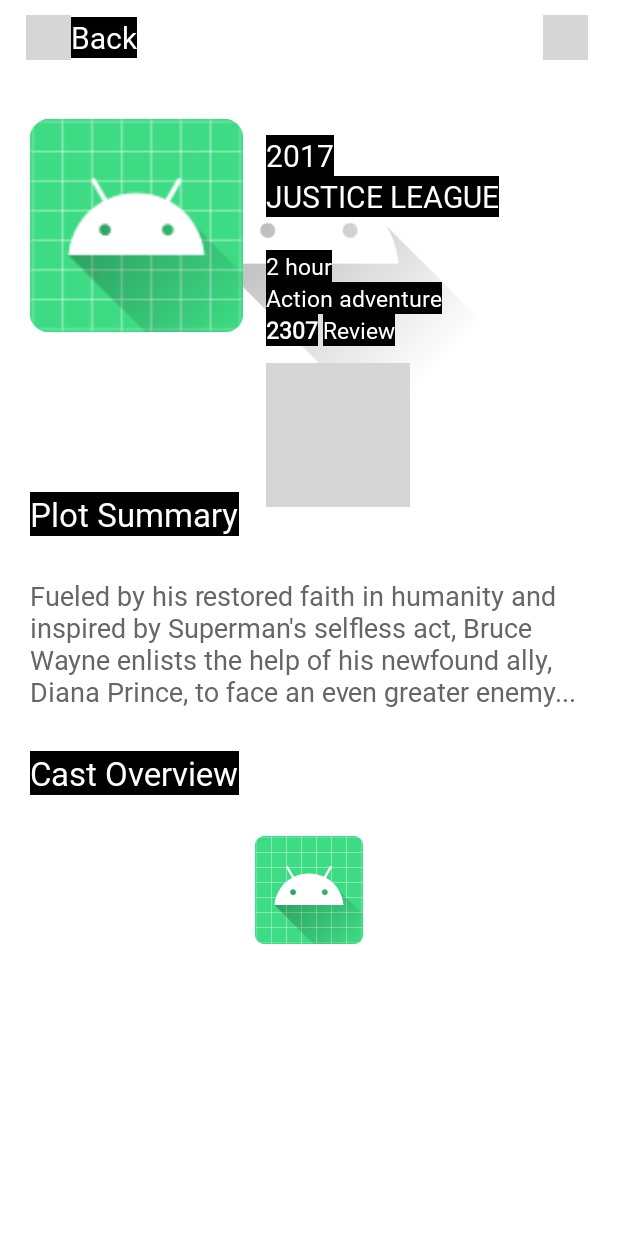
After one commit to Crystal-Technologies-Ltd/delloite-challenge, an Android app: the layout fragment_movies_detail.xml on its own in the app's theme, with its tools: preview values and no code run, on a phone screen of 412 x 824 dp. The commit adds this screen. Run offline under Robolectric (Android 15) with nearby library versions, the phone set to English and light mode, and no system bars; grey boxes are pictures that could not be loaded.

Commit message:
progress - Movie detail UI, movie detail fragment

```diff
--- a/app/src/main/java/com/giang/delloitechallenge/moviedetail/MovieDetailFragment.kt
+++ b/app/src/main/java/com/giang/delloitechallenge/moviedetail/MovieDetailFragment.kt
@@ -1 +1,13 @@
 package com.giang.delloitechallenge.moviedetail
+
+import android.os.Bundle
+import android.view.View
+import androidx.fragment.app.Fragment
+import com.giang.delloitechallenge.R
+
+class MovieDetailFragment : Fragment(R.layout.fragment_movies_detail) {
+
+  override fun onViewCreated(view: View, savedInstanceState: Bundle?) {
+    super.onViewCreated(view, savedInstanceState)
+  }
+}
--- a/app/src/main/res/layout/activity_main.xml
+++ b/app/src/main/res/layout/activity_main.xml
@@ -2,7 +2,8 @@
 <androidx.constraintlayout.widget.ConstraintLayout xmlns:android="http://schemas.android.com/apk/res/android"
   xmlns:app="http://schemas.android.com/apk/res-auto"
   android:layout_width="match_parent"
-  android:layout_height="match_parent">
+  android:layout_height="match_parent"
+  >
 
   <androidx.appcompat.widget.AppCompatTextView
     android:id="@+id/activity_tv_title"
--- /dev/null
+++ b/app/src/main/res/layout/fragment_movies_detail.xml
@@ -0,0 +1,235 @@
+<?xml version="1.0" encoding="utf-8"?>
+<androidx.constraintlayout.widget.ConstraintLayout xmlns:android="http://schemas.android.com/apk/res/android"
+  xmlns:app="http://schemas.android.com/apk/res-auto"
+  xmlns:tools="http://schemas.android.com/tools"
+  android:layout_width="match_parent"
+  android:layout_height="match_parent">
+
+  <ImageView
+    android:id="@+id/movieDetails_imv_back"
+    android:layout_width="30dp"
+    android:layout_height="30dp"
+    android:layout_marginStart="17dp"
+    android:layout_marginTop="10dp"
+    android:scaleType="centerInside"
+    android:src="@drawable/ic_back"
+    app:layout_constraintStart_toStartOf="parent"
+    app:layout_constraintTop_toTopOf="parent"
+    tools:background="@color/black" />
+
+  <androidx.appcompat.widget.AppCompatTextView
+    android:id="@+id/movieDetails_tv_back"
+    android:layout_width="wrap_content"
+    android:layout_height="wrap_content"
+    android:fontFamily="@font/sf_pro_display_light"
+    android:text="@string/back"
+    android:textColor="@color/white"
+    android:textSize="20sp"
+    app:layout_constraintBottom_toBottomOf="@+id/movieDetails_imv_back"
+    app:layout_constraintStart_toEndOf="@+id/movieDetails_imv_back"
+    app:layout_constraintTop_toTopOf="@+id/movieDetails_imv_back"
+    tools:background="@color/black" />
+
+  <ImageView
+    android:id="@+id/movieDetails_imv_share"
+    android:layout_width="30dp"
+    android:layout_height="30dp"
+    android:layout_marginTop="10dp"
+    android:layout_marginEnd="20dp"
+    android:src="@drawable/ic_share"
+    app:layout_constraintEnd_toEndOf="parent"
+    app:layout_constraintTop_toTopOf="parent"
+    tools:background="@color/black" />
+
+  <ImageView
+    android:id="@+id/movieDetails_imv_poster"
+    android:layout_width="match_parent"
+    android:layout_height="280dp"
+    android:layout_marginTop="10dp"
+    android:src="@drawable/ic_launcher_foreground"
+    app:layout_constraintEnd_toEndOf="parent"
+    app:layout_constraintStart_toStartOf="parent"
+    app:layout_constraintTop_toTopOf="parent" />
+
+  <ImageView
+    android:id="@+id/movieDetails_imv_avatar"
+    android:layout_width="142dp"
+    android:layout_height="214dp"
+    android:layout_marginStart="20dp"
+    android:src="@mipmap/ic_launcher"
+    app:layout_constraintBottom_toBottomOf="@+id/movieDetails_imv_poster"
+    app:layout_constraintStart_toStartOf="parent"
+    app:layout_constraintTop_toTopOf="@+id/movieDetails_imv_poster" />
+
+  <TextView
+    android:id="@+id/movieDetails_tv_year"
+    android:layout_width="wrap_content"
+    android:layout_height="wrap_content"
+    android:layout_marginStart="15dp"
+    android:fontFamily="@font/helveticaneue"
+    android:text="2017"
+    android:textColor="@color/white"
+    android:textSize="20sp"
+    app:layout_constraintBottom_toBottomOf="@+id/movieDetails_imv_avatar"
+    app:layout_constraintStart_toEndOf="@+id/movieDetails_imv_avatar"
+    app:layout_constraintTop_toTopOf="@+id/movieDetails_imv_avatar"
+    app:layout_constraintVertical_bias="0.25"
+    tools:background="@color/black" />
+
+  <TextView
+    android:id="@+id/movieDetails_tv_title"
+    android:layout_width="wrap_content"
+    android:layout_height="wrap_content"
+    android:layout_marginStart="15dp"
+    android:fontFamily="@font/helveticaneue"
+    android:text="justice league"
+    android:textAllCaps="true"
+    android:textColor="@color/white"
+    android:textSize="20sp"
+
+    app:layout_constraintStart_toEndOf="@+id/movieDetails_imv_avatar"
+    app:layout_constraintTop_toBottomOf="@+id/movieDetails_tv_year"
+    tools:background="@color/black" />
+
+  <TextView
+    android:id="@+id/movieDetails_tv_duration"
+    android:layout_width="wrap_content"
+    android:layout_height="wrap_content"
+    android:layout_marginStart="15dp"
+    android:layout_marginTop="22dp"
+    android:fontFamily="@font/helveticaneue"
+    android:text="2 hour"
+    android:textColor="@color/white"
+    android:textSize="15sp"
+    app:layout_constraintStart_toEndOf="@+id/movieDetails_imv_avatar"
+    app:layout_constraintTop_toBottomOf="@+id/movieDetails_tv_title"
+    tools:background="@color/black" />
+
+  <TextView
+    android:id="@+id/movieDetails_tv_type"
+    android:layout_width="wrap_content"
+    android:layout_height="wrap_content"
+    android:layout_marginStart="15dp"
+    android:fontFamily="@font/helveticaneue"
+    android:text="Action adventure"
+    android:textColor="@color/white"
+    android:textSize="15sp"
+    app:layout_constraintStart_toEndOf="@+id/movieDetails_imv_avatar"
+    app:layout_constraintTop_toBottomOf="@+id/movieDetails_tv_duration"
+    tools:background="@color/black" />
+
+  <TextView
+    android:id="@+id/movieDetails_tv_numberReview"
+    android:layout_width="wrap_content"
+    android:layout_height="wrap_content"
+    android:layout_marginStart="15dp"
+    android:fontFamily="@font/helveticaneue"
+    android:text="2307"
+    android:textColor="@color/white"
+    android:textSize="15sp"
+    android:textStyle="bold"
+    app:layout_constraintStart_toEndOf="@+id/movieDetails_imv_avatar"
+    app:layout_constraintTop_toBottomOf="@+id/movieDetails_tv_type"
+    tools:background="@color/black" />
+
+  <TextView
+    android:id="@+id/movieDetails_tv_review"
+    android:layout_width="wrap_content"
+    android:layout_height="wrap_content"
+    android:layout_marginStart="3dp"
+    android:fontFamily="@font/helveticaneue"
+    android:text="Review"
+    android:textColor="@color/white"
+    android:textSize="15sp"
+    app:layout_constraintStart_toEndOf="@+id/movieDetails_tv_numberReview"
+    app:layout_constraintTop_toBottomOf="@+id/movieDetails_tv_type"
+    tools:background="@color/black" />
+
+  <ImageView
+    android:id="@+id/movieDetails_imv_upIcon"
+    android:layout_width="wrap_content"
+    android:layout_height="wrap_content"
+    android:layout_marginTop="11dp"
+    android:fontFamily="@font/helveticaneue"
+    android:src="@drawable/ic_polygon"
+    android:text="Review"
+    android:textColor="@color/white"
+    android:textSize="15sp"
+    app:layout_constraintStart_toStartOf="@+id/movieDetails_tv_numberReview"
+    app:layout_constraintTop_toBottomOf="@+id/movieDetails_tv_review"
+    tools:background="@color/black" />
+
+  <TextView
+    android:id="@+id/movieDetails_tv_uppoint"
+    android:layout_width="wrap_content"
+    android:layout_height="wrap_content"
+    android:layout_marginStart="3dp"
+    android:fontFamily="@font/helveticaneue"
+    android:text="9"
+    android:textColor="@color/white"
+    android:textSize="15sp"
+    app:layout_constraintBottom_toBottomOf="@+id/movieDetails_imv_upIcon"
+    app:layout_constraintStart_toEndOf="@+id/movieDetails_tv_numberReview"
+    app:layout_constraintTop_toTopOf="@+id/movieDetails_imv_upIcon"
+    tools:background="@color/black" />
+
+  <TextView
+    android:id="@+id/movieDetails_tv_plotSumaryTitle"
+    android:layout_width="wrap_content"
+    android:layout_height="wrap_content"
+    android:layout_marginStart="20dp"
+    android:layout_marginTop="27dp"
+    android:fontFamily="@font/helveticaneue"
+    android:text="Plot Summary"
+    android:textColor="@color/white"
+    android:textSize="22sp"
+    app:layout_constraintStart_toStartOf="parent"
+    app:layout_constraintTop_toBottomOf="@+id/movieDetails_tv_uppoint"
+    tools:background="@color/black" />
+
+  <TextView
+    android:id="@+id/movieDetails_tv_plotSumaryDetail"
+    android:layout_width="0dp"
+    android:layout_height="wrap_content"
+    android:layout_marginStart="20dp"
+    android:layout_marginTop="27dp"
+    android:layout_marginEnd="20dp"
+    android:fontFamily="@font/helveticaneue"
+    android:text="Fueled by his restored faith in humanity and inspired by Superman's selfless act, Bruce Wayne enlists the help of his newfound ally, Diana Prince, to face an even greater enemy..."
+    android:textColor="#666666"
+    android:textSize="18sp"
+    app:layout_constraintEnd_toEndOf="parent"
+    app:layout_constraintStart_toStartOf="parent"
+    app:layout_constraintTop_toBottomOf="@+id/movieDetails_tv_plotSumaryTitle" />
+
+
+  <TextView
+    android:id="@+id/movieDetails_tv_castOverviewTitle"
+    android:layout_width="wrap_content"
+    android:layout_height="wrap_content"
+    android:layout_marginStart="20dp"
+    android:layout_marginTop="27dp"
+    android:fontFamily="@font/helveticaneue"
+    android:text="Cast Overview"
+    android:textColor="@color/white"
+    android:textSize="22sp"
+    app:layout_constraintStart_toStartOf="parent"
+    app:layout_constraintTop_toBottomOf="@+id/movieDetails_tv_plotSumaryDetail"
+    tools:background="@color/black" />
+
+  <ImageView
+    android:id="@+id/movieDetails_tv_castOverviewSample"
+    android:layout_width="wrap_content"
+    android:layout_height="wrap_content"
+    android:layout_marginStart="20dp"
+    android:layout_marginTop="27dp"
+    android:layout_marginEnd="20dp"
+    android:fontFamily="@font/helveticaneue"
+    android:src="@mipmap/ic_launcher"
+    android:textColor="#666666"
+    android:textSize="18sp"
+    app:layout_constraintEnd_toEndOf="parent"
+    app:layout_constraintStart_toStartOf="parent"
+    app:layout_constraintTop_toBottomOf="@+id/movieDetails_tv_castOverviewTitle" />
+
+</androidx.constraintlayout.widget.ConstraintLayout>
--- a/app/src/main/res/values/strings.xml
+++ b/app/src/main/res/values/strings.xml
@@ -2,4 +2,5 @@
   <string name="app_name">DelloiteChallenge</string>
   <string name="motion_me">MotionMe App</string>
   <string name="film_list">Film List</string>
+  <string name="back">Back</string>
 </resources>
```
Also changed, not shown: app/src/main/java/com/giang/delloitechallenge/movieslist/MoviesListFragment.kt (line endings or trailing spaces).
